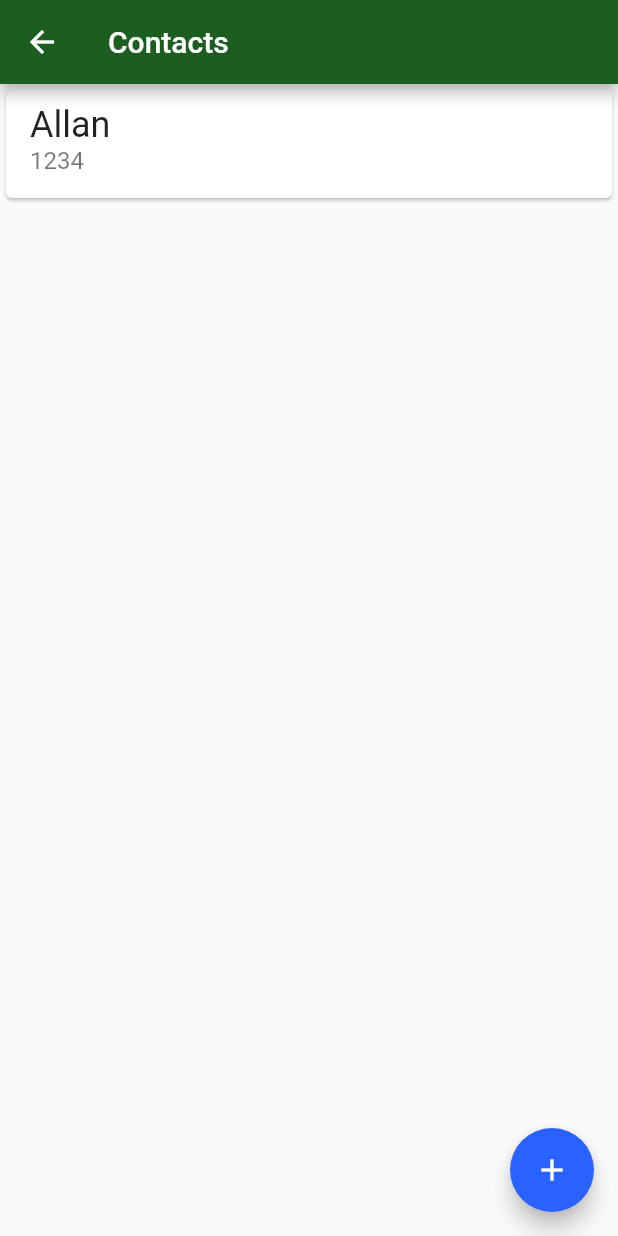
After one commit to GaldinoAllan/ByteBank, a Flutter app: the screen it shows after launch, after a tap on "Contacts", on a phone screen of 412 x 824 dp. The commit adds this screen. Run offline on Flutter 3.47's test engine with Material 2 defaults, Android fonts, the phone set to English and light mode, and no system bars.

Commit message:
feature | implementing navigation to dashboard of contacts

```diff
--- a/lib/main.dart
+++ b/lib/main.dart
@@ -1,3 +1,4 @@
+import 'package:bytebank/screens/dashboard.dart';
 import 'package:flutter/material.dart';
 
 void main() {
@@ -21,51 +22,3 @@ class BytebankApp extends StatelessWidget {
     );
   }
 }
-
-class Dashboard extends StatelessWidget {
-  @override
-  Widget build(BuildContext context) {
-    return Scaffold(
-      appBar: AppBar(
-        title: Text('Dashboard'),
-      ),
-      body: Column(
-        mainAxisAlignment: MainAxisAlignment.spaceBetween,
-        crossAxisAlignment: CrossAxisAlignment.start,
-        children: <Widget>[
-          Padding(
-            padding: const EdgeInsets.all(8.0),
-            child: Image.asset('images/bytebank_logo.png'),
-          ),
-          Padding(
-            padding: const EdgeInsets.all(8.0),
-            child: Container(
-              padding: EdgeInsets.all(8.0),
-              height: 120,
-              width: 150,
-              color: Theme.of(context).primaryColor,
-              child: Column(
-                mainAxisAlignment: MainAxisAlignment.spaceBetween,
-                crossAxisAlignment: CrossAxisAlignment.start,
-                children: [
-                  Icon(
-                    Icons.people,
-                    color: Colors.white,
-                    size: 24.0,
-                  ),
-                  Text(
-                    'Contacts',
-                    style: TextStyle(
-                      color: Colors.white,
-                      fontSize: 16.0,
-                    ),
-                  ),
-                ],
-              ),
-            ),
-          )
-        ],
-      ),
-    );
-  }
-}
--- /dev/null
+++ b/lib/screens/contacts_list.dart
@@ -0,0 +1,32 @@
+import 'package:flutter/material.dart';
+
+class ContactsList extends StatelessWidget {
+  @override
+  Widget build(BuildContext context) {
+    return Scaffold(
+      appBar: AppBar(
+        title: Text('Contacts'),
+      ),
+      body: ListView(
+        children: [
+          Card(
+            child: ListTile(
+              title: Text(
+                'Allan',
+                style: TextStyle(fontSize: 24),
+              ),
+              subtitle: Text(
+                '1234',
+                style: TextStyle(fontSize: 16),
+              ),
+            ),
+          ),
+        ],
+      ),
+      floatingActionButton: FloatingActionButton(
+        onPressed: () {},
+        child: Icon(Icons.add),
+      ),
+    );
+  }
+}
--- /dev/null
+++ b/lib/screens/dashboard.dart
@@ -0,0 +1,64 @@
+import 'package:bytebank/screens/contacts_list.dart';
+import 'package:flutter/material.dart';
+
+class Dashboard extends StatelessWidget {
+  @override
+  Widget build(BuildContext context) {
+    return Scaffold(
+      appBar: AppBar(
+        title: Text('Dashboard'),
+      ),
+      body: SafeArea(
+        minimum: const EdgeInsets.only(bottom: 16),
+        child: Column(
+          mainAxisAlignment: MainAxisAlignment.spaceBetween,
+          crossAxisAlignment: CrossAxisAlignment.start,
+          children: <Widget>[
+            Padding(
+              padding: const EdgeInsets.all(8.0),
+              child: Image.asset('images/bytebank_logo.png'),
+            ),
+            Padding(
+              padding: const EdgeInsets.all(8.0),
+              child: Material(
+                color: Theme.of(context).primaryColor,
+                child: InkWell(
+                  onTap: () {
+                    Navigator.of(context).push(
+                      MaterialPageRoute(
+                        builder: (context) => ContactsList(),
+                      ),
+                    );
+                  },
+                  child: Container(
+                    padding: EdgeInsets.all(8.0),
+                    height: 120,
+                    width: 150,
+                    child: Column(
+                      mainAxisAlignment: MainAxisAlignment.spaceBetween,
+                      crossAxisAlignment: CrossAxisAlignment.start,
+                      children: [
+                        Icon(
+                          Icons.people,
+                          color: Colors.white,
+                          size: 24.0,
+                        ),
+                        Text(
+                          'Contacts',
+                          style: TextStyle(
+                            color: Colors.white,
+                            fontSize: 16.0,
+                          ),
+                        ),
+                      ],
+                    ),
+                  ),
+                ),
+              ),
+            )
+          ],
+        ),
+      ),
+    );
+  }
+}
```
